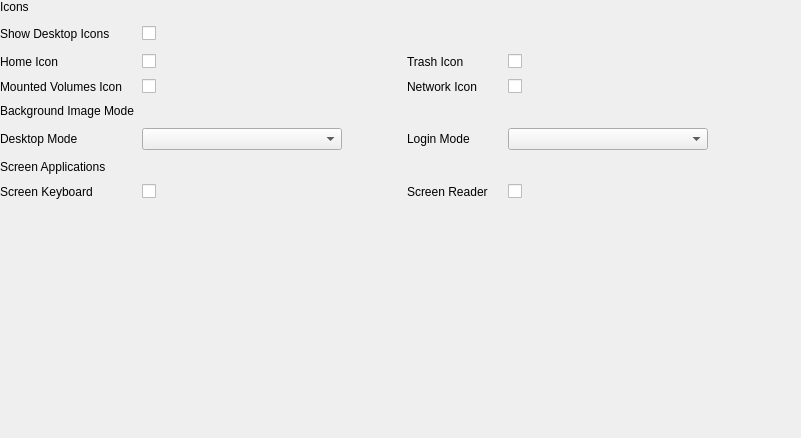
Old version of the form stacer/Pages/GnomeSettings/appearance_settings.ui in the repository oguzhaninan/Stacer.
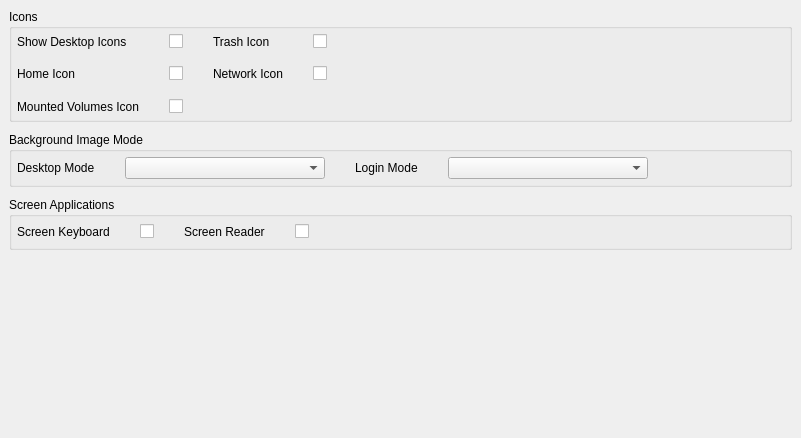
New version of the form.

Commit message: added gnome settings page groupboxes

The edit to the form file:
```diff
--- a/stacer/Pages/GnomeSettings/appearance_settings.ui
+++ b/stacer/Pages/GnomeSettings/appearance_settings.ui
@@ -30,6 +30,7 @@
     <number>0</number>
    </property>
    <item>
+    <widget class="QWidget" name="widgetAppearance" native="true">
     <layout class="QGridLayout" name="gridLayout">
      <property name="horizontalSpacing">
       <number>20</number>
@@ -37,34 +38,32 @@
      <property name="verticalSpacing">
       <number>10</number>
      </property>
-     <item row="2" column="1" alignment="Qt::AlignLeft">
-      <widget class="QCheckBox" name="checkHomeIcon">
-       <property name="cursor">
-        <cursorShape>PointingHandCursor</cursorShape>
-       </property>
-       <property name="focusPolicy">
-        <enum>Qt::NoFocus</enum>
-       </property>
-       <property name="text">
-        <string/>
-       </property>
-      </widget>
-     </item>
-     <item row="2" column="3">
-      <widget class="QLabel" name="lblTrashIcon">
-       <property name="sizePolicy">
-        <sizepolicy hsizetype="Expanding" vsizetype="Preferred">
-         <horstretch>0</horstretch>
-         <verstretch>0</verstretch>
-        </sizepolicy>
-       </property>
-       <property name="text">
-        <string>Trash Icon</string>
-       </property>
-      </widget>
-     </item>
-     <item row="3" column="3">
-      <widget class="QLabel" name="lblNetworkIcon">
+      <item row="2" column="0" colspan="5">
+       <widget class="QGroupBox" name="grpScreenApps">
+        <property name="title">
+         <string>Screen Applications</string>
+        </property>
+        <layout class="QGridLayout" name="gridLayout_4">
+         <property name="leftMargin">
+          <number>5</number>
+         </property>
+         <property name="topMargin">
+          <number>5</number>
+         </property>
+         <property name="rightMargin">
+          <number>5</number>
+         </property>
+         <property name="bottomMargin">
+          <number>5</number>
+         </property>
+         <property name="horizontalSpacing">
+          <number>30</number>
+         </property>
+         <property name="verticalSpacing">
+          <number>15</number>
+         </property>
+         <item row="0" column="2" alignment="Qt::AlignLeft">
+          <widget class="QLabel" name="lblMountedIcon_5">
        <property name="sizePolicy">
         <sizepolicy hsizetype="Expanding" vsizetype="Preferred">
          <horstretch>0</horstretch>
@@ -72,25 +71,12 @@
         </sizepolicy>
        </property>
        <property name="text">
-        <string>Network Icon</string>
+            <string>Screen Reader</string>
        </property>
       </widget>
      </item>
-     <item row="8" column="0">
-      <spacer name="verticalSpacer">
-       <property name="orientation">
-        <enum>Qt::Vertical</enum>
-       </property>
-       <property name="sizeHint" stdset="0">
-        <size>
-         <width>20</width>
-         <height>40</height>
-        </size>
-       </property>
-      </spacer>
-     </item>
-     <item row="1" column="1" alignment="Qt::AlignLeft">
-      <widget class="QCheckBox" name="checkShowDesktopIcons">
+         <item row="0" column="3">
+          <widget class="QCheckBox" name="checkScreenReader">
        <property name="cursor">
         <cursorShape>PointingHandCursor</cursorShape>
        </property>
@@ -102,30 +88,7 @@
        </property>
       </widget>
      </item>
-     <item row="0" column="0" colspan="6">
-      <widget class="QLabel" name="label_4">
-       <property name="accessibleName">
-        <string>title</string>
-       </property>
-       <property name="text">
-        <string>Icons</string>
-       </property>
-      </widget>
-     </item>
-     <item row="2" column="0">
-      <widget class="QLabel" name="lblHomeIcon">
-       <property name="sizePolicy">
-        <sizepolicy hsizetype="Expanding" vsizetype="Preferred">
-         <horstretch>0</horstretch>
-         <verstretch>0</verstretch>
-        </sizepolicy>
-       </property>
-       <property name="text">
-        <string>Home Icon</string>
-       </property>
-      </widget>
-     </item>
-     <item row="7" column="0">
+         <item row="0" column="0" alignment="Qt::AlignLeft">
       <widget class="QLabel" name="lblMountedIcon_4">
        <property name="sizePolicy">
         <sizepolicy hsizetype="Expanding" vsizetype="Preferred">
@@ -138,49 +101,98 @@
        </property>
       </widget>
      </item>
-     <item row="4" column="0" colspan="6">
-      <widget class="QLabel" name="label_2">
-       <property name="sizePolicy">
-        <sizepolicy hsizetype="Expanding" vsizetype="Preferred">
-         <horstretch>0</horstretch>
-         <verstretch>0</verstretch>
-        </sizepolicy>
-       </property>
-       <property name="accessibleName">
-        <string>title</string>
+         <item row="0" column="1">
+          <widget class="QCheckBox" name="checkScreenKeyboard">
+           <property name="cursor">
+            <cursorShape>PointingHandCursor</cursorShape>
+           </property>
+           <property name="focusPolicy">
+            <enum>Qt::NoFocus</enum>
        </property>
        <property name="text">
+            <string/>
+           </property>
+          </widget>
+         </item>
+         <item row="0" column="4">
+          <spacer name="horizontalSpacer_3">
+           <property name="orientation">
+            <enum>Qt::Horizontal</enum>
+           </property>
+           <property name="sizeHint" stdset="0">
+            <size>
+             <width>40</width>
+             <height>20</height>
+            </size>
+           </property>
+          </spacer>
+         </item>
+        </layout>
+       </widget>
+      </item>
+      <item row="1" column="0" colspan="5">
+       <widget class="QGroupBox" name="grpBackground">
+        <property name="title">
         <string>Background Image Mode</string>
        </property>
-      </widget>
-     </item>
-     <item row="2" column="4" alignment="Qt::AlignLeft">
-      <widget class="QCheckBox" name="checkTrashIcon">
-       <property name="cursor">
-        <cursorShape>PointingHandCursor</cursorShape>
-       </property>
-       <property name="focusPolicy">
-        <enum>Qt::NoFocus</enum>
-       </property>
+        <layout class="QGridLayout" name="gridLayout_3">
+         <property name="leftMargin">
+          <number>5</number>
+         </property>
+         <property name="topMargin">
+          <number>5</number>
+         </property>
+         <property name="rightMargin">
+          <number>5</number>
+         </property>
+         <property name="bottomMargin">
+          <number>5</number>
+         </property>
+         <property name="horizontalSpacing">
+          <number>30</number>
+         </property>
+         <property name="verticalSpacing">
+          <number>15</number>
+         </property>
+         <item row="0" column="0" alignment="Qt::AlignLeft">
+          <widget class="QLabel" name="lblMountedIcon_2">
+           <property name="sizePolicy">
+            <sizepolicy hsizetype="Expanding" vsizetype="Preferred">
+             <horstretch>0</horstretch>
+             <verstretch>0</verstretch>
+            </sizepolicy>
+           </property>
        <property name="text">
-        <string/>
+            <string>Desktop Mode</string>
        </property>
       </widget>
      </item>
-     <item row="3" column="1" alignment="Qt::AlignLeft">
-      <widget class="QCheckBox" name="checkMountedVulmesIcon">
-       <property name="cursor">
-        <cursorShape>PointingHandCursor</cursorShape>
-       </property>
-       <property name="focusPolicy">
-        <enum>Qt::NoFocus</enum>
-       </property>
-       <property name="text">
-        <string/>
-       </property>
-      </widget>
-     </item>
-     <item row="5" column="3">
+         <item row="0" column="3">
+          <widget class="QComboBox" name="cmbLoginBackMode">
+           <property name="sizePolicy">
+            <sizepolicy hsizetype="Expanding" vsizetype="Fixed">
+             <horstretch>0</horstretch>
+             <verstretch>0</verstretch>
+            </sizepolicy>
+           </property>
+           <property name="minimumSize">
+            <size>
+             <width>200</width>
+             <height>0</height>
+            </size>
+           </property>
+           <property name="maximumSize">
+            <size>
+             <width>300</width>
+             <height>16777215</height>
+            </size>
+           </property>
+           <property name="sizeAdjustPolicy">
+            <enum>QComboBox::AdjustToMinimumContentsLength</enum>
+           </property>
+          </widget>
+         </item>
+         <item row="0" column="2" alignment="Qt::AlignLeft">
       <widget class="QLabel" name="lblMountedIcon_3">
        <property name="sizePolicy">
         <sizepolicy hsizetype="Expanding" vsizetype="Preferred">
@@ -193,7 +205,111 @@
        </property>
       </widget>
      </item>
-     <item row="3" column="0">
+         <item row="0" column="1">
+          <widget class="QComboBox" name="cmbDesktopBackMode">
+           <property name="sizePolicy">
+            <sizepolicy hsizetype="Expanding" vsizetype="Fixed">
+             <horstretch>0</horstretch>
+             <verstretch>0</verstretch>
+            </sizepolicy>
+           </property>
+           <property name="minimumSize">
+            <size>
+             <width>200</width>
+             <height>0</height>
+            </size>
+           </property>
+           <property name="maximumSize">
+            <size>
+             <width>300</width>
+             <height>16777215</height>
+            </size>
+           </property>
+           <property name="sizeAdjustPolicy">
+            <enum>QComboBox::AdjustToMinimumContentsLength</enum>
+           </property>
+          </widget>
+         </item>
+         <item row="0" column="4">
+          <spacer name="horizontalSpacer_2">
+           <property name="orientation">
+            <enum>Qt::Horizontal</enum>
+           </property>
+           <property name="sizeHint" stdset="0">
+            <size>
+             <width>40</width>
+             <height>20</height>
+            </size>
+           </property>
+          </spacer>
+         </item>
+        </layout>
+       </widget>
+      </item>
+      <item row="0" column="0" colspan="5">
+       <widget class="QGroupBox" name="grpIcons">
+        <property name="title">
+         <string>Icons</string>
+        </property>
+        <layout class="QGridLayout" name="gridLayout_2">
+         <property name="leftMargin">
+          <number>5</number>
+         </property>
+         <property name="topMargin">
+          <number>5</number>
+         </property>
+         <property name="rightMargin">
+          <number>5</number>
+         </property>
+         <property name="bottomMargin">
+          <number>5</number>
+         </property>
+         <property name="horizontalSpacing">
+          <number>30</number>
+         </property>
+         <property name="verticalSpacing">
+          <number>15</number>
+         </property>
+         <item row="1" column="0" alignment="Qt::AlignLeft">
+          <widget class="QLabel" name="lblHomeIcon">
+           <property name="sizePolicy">
+            <sizepolicy hsizetype="Expanding" vsizetype="Preferred">
+             <horstretch>0</horstretch>
+             <verstretch>0</verstretch>
+            </sizepolicy>
+           </property>
+           <property name="text">
+            <string>Home Icon</string>
+           </property>
+          </widget>
+         </item>
+         <item row="1" column="3">
+          <widget class="QCheckBox" name="checkNetworkIcon">
+           <property name="cursor">
+            <cursorShape>PointingHandCursor</cursorShape>
+           </property>
+           <property name="focusPolicy">
+            <enum>Qt::NoFocus</enum>
+           </property>
+           <property name="text">
+            <string/>
+           </property>
+          </widget>
+         </item>
+         <item row="0" column="2" alignment="Qt::AlignLeft">
+          <widget class="QLabel" name="lblTrashIcon">
+           <property name="sizePolicy">
+            <sizepolicy hsizetype="Expanding" vsizetype="Preferred">
+             <horstretch>0</horstretch>
+             <verstretch>0</verstretch>
+            </sizepolicy>
+           </property>
+           <property name="text">
+            <string>Trash Icon</string>
+           </property>
+          </widget>
+         </item>
+         <item row="2" column="0" alignment="Qt::AlignLeft">
       <widget class="QLabel" name="lblMountedIcon">
        <property name="sizePolicy">
         <sizepolicy hsizetype="Expanding" vsizetype="Preferred">
@@ -206,24 +322,8 @@
        </property>
       </widget>
      </item>
-     <item row="1" column="5">
-      <spacer name="horizontalSpacer_3">
-       <property name="orientation">
-        <enum>Qt::Horizontal</enum>
-       </property>
-       <property name="sizeType">
-        <enum>QSizePolicy::Expanding</enum>
-       </property>
-       <property name="sizeHint" stdset="0">
-        <size>
-         <width>40</width>
-         <height>20</height>
-        </size>
-       </property>
-      </spacer>
-     </item>
-     <item row="3" column="4" alignment="Qt::AlignLeft">
-      <widget class="QCheckBox" name="checkNetworkIcon">
+         <item row="1" column="1">
+          <widget class="QCheckBox" name="checkHomeIcon">
        <property name="cursor">
         <cursorShape>PointingHandCursor</cursorShape>
        </property>
@@ -235,71 +335,7 @@
        </property>
       </widget>
      </item>
-     <item row="7" column="4" alignment="Qt::AlignLeft">
-      <widget class="QCheckBox" name="checkScreenReader">
-       <property name="cursor">
-        <cursorShape>PointingHandCursor</cursorShape>
-       </property>
-       <property name="focusPolicy">
-        <enum>Qt::NoFocus</enum>
-       </property>
-       <property name="text">
-        <string/>
-       </property>
-      </widget>
-     </item>
-     <item row="7" column="3">
-      <widget class="QLabel" name="lblMountedIcon_5">
-       <property name="sizePolicy">
-        <sizepolicy hsizetype="Expanding" vsizetype="Preferred">
-         <horstretch>0</horstretch>
-         <verstretch>0</verstretch>
-        </sizepolicy>
-       </property>
-       <property name="text">
-        <string>Screen Reader</string>
-       </property>
-      </widget>
-     </item>
-     <item row="5" column="4">
-      <widget class="QComboBox" name="cmbLoginBackMode">
-       <property name="sizePolicy">
-        <sizepolicy hsizetype="Expanding" vsizetype="Fixed">
-         <horstretch>0</horstretch>
-         <verstretch>0</verstretch>
-        </sizepolicy>
-       </property>
-       <property name="minimumSize">
-        <size>
-         <width>200</width>
-         <height>0</height>
-        </size>
-       </property>
-       <property name="maximumSize">
-        <size>
-         <width>300</width>
-         <height>16777215</height>
-        </size>
-       </property>
-       <property name="sizeAdjustPolicy">
-        <enum>QComboBox::AdjustToMinimumContentsLength</enum>
-       </property>
-      </widget>
-     </item>
-     <item row="5" column="0">
-      <widget class="QLabel" name="lblMountedIcon_2">
-       <property name="sizePolicy">
-        <sizepolicy hsizetype="Expanding" vsizetype="Preferred">
-         <horstretch>0</horstretch>
-         <verstretch>0</verstretch>
-        </sizepolicy>
-       </property>
-       <property name="text">
-        <string>Desktop Mode</string>
-       </property>
-      </widget>
-     </item>
-     <item row="1" column="0">
+         <item row="0" column="0" alignment="Qt::AlignLeft">
       <widget class="QLabel" name="label">
        <property name="sizePolicy">
         <sizepolicy hsizetype="Expanding" vsizetype="Preferred">
@@ -312,33 +348,8 @@
        </property>
       </widget>
      </item>
-     <item row="5" column="1">
-      <widget class="QComboBox" name="cmbDesktopBackMode">
-       <property name="sizePolicy">
-        <sizepolicy hsizetype="Expanding" vsizetype="Fixed">
-         <horstretch>0</horstretch>
-         <verstretch>0</verstretch>
-        </sizepolicy>
-       </property>
-       <property name="minimumSize">
-        <size>
-         <width>200</width>
-         <height>0</height>
-        </size>
-       </property>
-       <property name="maximumSize">
-        <size>
-         <width>300</width>
-         <height>16777215</height>
-        </size>
-       </property>
-       <property name="sizeAdjustPolicy">
-        <enum>QComboBox::AdjustToMinimumContentsLength</enum>
-       </property>
-      </widget>
-     </item>
-     <item row="7" column="1" alignment="Qt::AlignLeft">
-      <widget class="QCheckBox" name="checkScreenKeyboard">
+         <item row="0" column="1">
+          <widget class="QCheckBox" name="checkShowDesktopIcons">
        <property name="cursor">
         <cursorShape>PointingHandCursor</cursorShape>
        </property>
@@ -350,39 +361,76 @@
        </property>
       </widget>
      </item>
-     <item row="6" column="0" colspan="6">
-      <widget class="QLabel" name="label_3">
+         <item row="1" column="2" alignment="Qt::AlignLeft">
+          <widget class="QLabel" name="lblNetworkIcon">
        <property name="sizePolicy">
         <sizepolicy hsizetype="Expanding" vsizetype="Preferred">
          <horstretch>0</horstretch>
          <verstretch>0</verstretch>
         </sizepolicy>
        </property>
-       <property name="accessibleName">
-        <string>title</string>
-       </property>
+           <property name="text">
+            <string>Network Icon</string>
+           </property>
+          </widget>
+         </item>
+         <item row="2" column="1">
+          <widget class="QCheckBox" name="checkMountedVulmesIcon">
+           <property name="cursor">
+            <cursorShape>PointingHandCursor</cursorShape>
+           </property>
+           <property name="focusPolicy">
+            <enum>Qt::NoFocus</enum>
+           </property>
        <property name="text">
-        <string>Screen Applications</string>
+            <string/>
        </property>
       </widget>
      </item>
-     <item row="5" column="2">
+         <item row="0" column="3">
+          <widget class="QCheckBox" name="checkTrashIcon">
+           <property name="cursor">
+            <cursorShape>PointingHandCursor</cursorShape>
+           </property>
+           <property name="focusPolicy">
+            <enum>Qt::NoFocus</enum>
+           </property>
+           <property name="text">
+            <string/>
+           </property>
+          </widget>
+         </item>
+         <item row="1" column="4">
       <spacer name="horizontalSpacer">
        <property name="orientation">
         <enum>Qt::Horizontal</enum>
        </property>
-       <property name="sizeType">
-        <enum>QSizePolicy::Fixed</enum>
-       </property>
        <property name="sizeHint" stdset="0">
         <size>
-         <width>25</width>
+             <width>40</width>
          <height>20</height>
         </size>
        </property>
       </spacer>
      </item>
     </layout>
+       </widget>
+      </item>
+      <item row="3" column="0" rowspan="3">
+       <spacer name="verticalSpacer">
+        <property name="orientation">
+         <enum>Qt::Vertical</enum>
+        </property>
+        <property name="sizeHint" stdset="0">
+         <size>
+          <width>20</width>
+          <height>40</height>
+         </size>
+        </property>
+       </spacer>
+      </item>
+     </layout>
+    </widget>
    </item>
   </layout>
  </widget>
```
Lines whose indentation alone changed are shown as unchanged. The commit also changes 10 other files.
